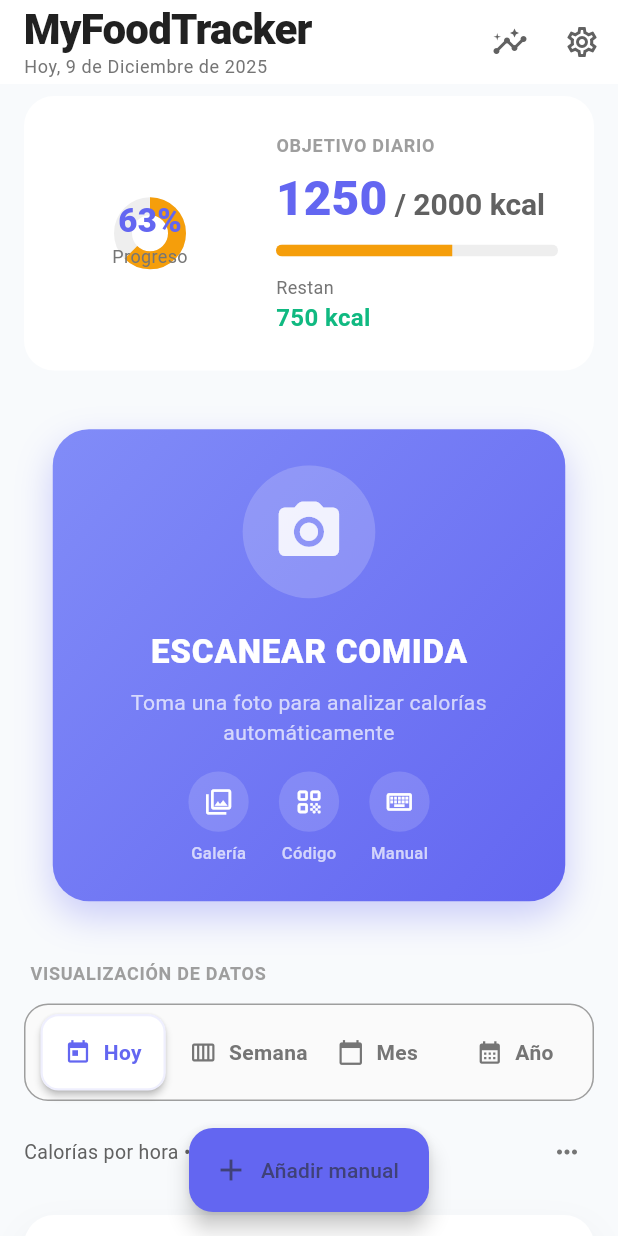
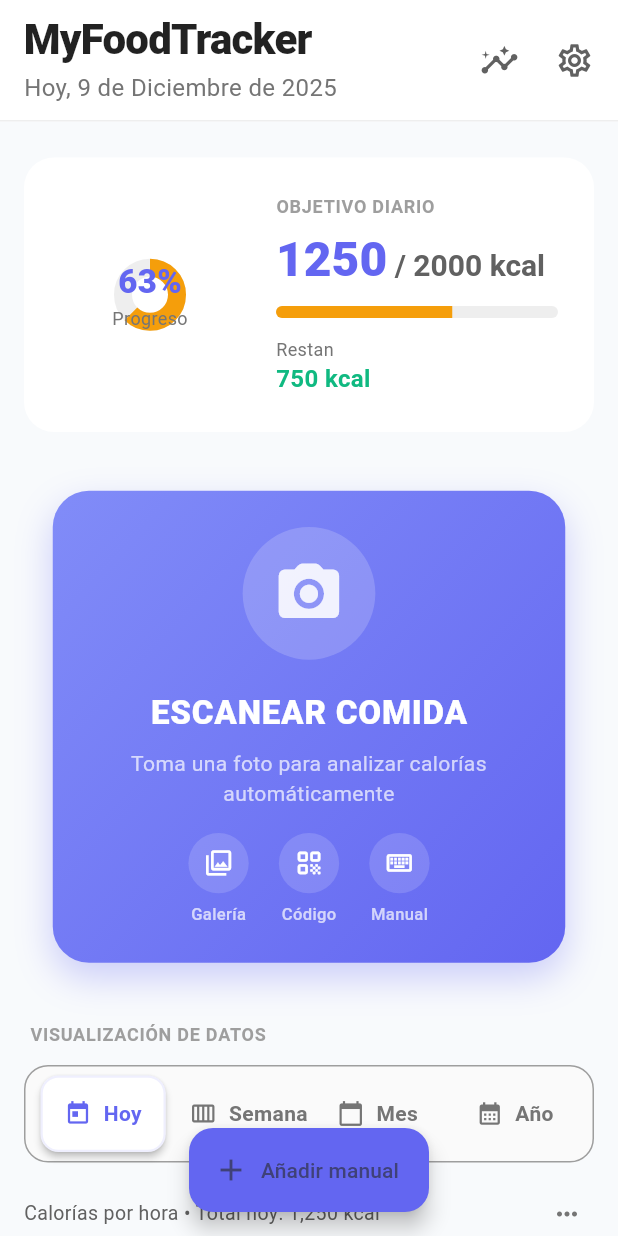
Before and after one commit to sergiosabater/myfoodtracker, a Flutter app: the screen it shows after launch, on a phone screen of 412 x 824 dp. Run offline on Flutter 3.47's test engine with Material 3 defaults, Android fonts, the phone set to English and light mode, and no system bars; drawn by our look-alikes of shimmer.

Commit message:
feat: improve home page header

```diff
--- a/lib/presentation/pages/home_page.dart
+++ b/lib/presentation/pages/home_page.dart
@@ -1,9 +1,9 @@
 import 'package:flutter/material.dart';
 import 'package:my_food_tracker/core/theme/app_theme.dart';
 import 'package:my_food_tracker/presentation/widgets/calorie_progress_card.dart';
+import 'package:my_food_tracker/presentation/widgets/scan_food_button.dart';
 import 'package:my_food_tracker/presentation/widgets/chart_selector.dart';
 import 'package:my_food_tracker/presentation/widgets/food_list.dart';
-import 'package:my_food_tracker/presentation/widgets/scan_food_button.dart';
 
 class HomePage extends StatefulWidget {
   const HomePage({super.key});
@@ -18,7 +18,12 @@ class _HomePageState extends State<HomePage> {
   final double consumedToday = 1250.0;
   final List<Map<String, dynamic>> todayFoods = [
     {'name': 'Manzana', 'calories': 95, 'time': '08:30', 'icon': '🍎'},
-    {'name': 'Sándwich de pavo', 'calories': 320, 'time': '13:15', 'icon': '🥪'},
+    {
+      'name': 'Sándwich de pavo',
+      'calories': 320,
+      'time': '13:15',
+      'icon': '🥪'
+    },
     {'name': 'Yogur griego', 'calories': 150, 'time': '11:00', 'icon': '🥛'},
     {'name': 'Ensalada César', 'calories': 450, 'time': '14:45', 'icon': '🥗'},
     {'name': 'Batido proteico', 'calories': 235, 'time': '18:20', 'icon': '🥤'},
@@ -28,45 +33,66 @@ class _HomePageState extends State<HomePage> {
   Widget build(BuildContext context) {
     return Scaffold(
       appBar: AppBar(
+        toolbarHeight: 80,
+        surfaceTintColor: Colors.transparent,
         title: Column(
           crossAxisAlignment: CrossAxisAlignment.start,
           children: [
-            const Text('MyFoodTracker'),
+            const Text(
+              'MyFoodTracker',
+              style: TextStyle(
+                fontSize: 28,
+                fontWeight: FontWeight.w800,
+                letterSpacing: -0.5,
+                color: Colors.black87,
+              ),
+            ),
+            const SizedBox(height: 4),
             Text(
               'Hoy, ${_formatDate(DateTime.now())}',
-              style: Theme.of(context).textTheme.bodySmall?.copyWith(
-                color: Colors.grey[600],
-              ),
+              style: Theme.of(context).textTheme.bodyMedium?.copyWith(
+                    color: Colors.grey[600],
+                    fontSize: 16,
+                  ),
             ),
           ],
         ),
         actions: [
           IconButton(
             icon: const Icon(Icons.insights_outlined),
+            iconSize: 26,
+            padding: const EdgeInsets.symmetric(horizontal: 16),
             onPressed: () {},
           ),
           IconButton(
             icon: const Icon(Icons.settings_outlined),
+            iconSize: 26,
+            padding: const EdgeInsets.only(right: 16, left: 8),
             onPressed: () {},
           ),
         ],
+        bottom: PreferredSize(
+          preferredSize: const Size.fromHeight(1),
+          child: Divider(
+            height: 1,
+            thickness: 1,
+            color: Colors.grey[200],
+          ),
+        ),
       ),
       body: SingleChildScrollView(
         child: Column(
           children: [
+            const SizedBox(height: 16),
             // Tarjeta de progreso diario
             CalorieProgressCard(
               consumed: consumedToday,
               goal: dailyGoal,
             ),
-
             const SizedBox(height: 24),
-
             // Botón principal para escanear comida
             const ScanFoodButton(),
-
             const SizedBox(height: 32),
-
             // Selector de gráficas
             Padding(
               padding: const EdgeInsets.symmetric(horizontal: 16),
@@ -76,9 +102,7 @@ class _HomePageState extends State<HomePage> {
                 },
               ),
             ),
-
             const SizedBox(height: 24),
-
             // Gráfica de líneas (placeholder por ahora)
             Container(
               height: 200,
@@ -88,7 +112,7 @@ class _HomePageState extends State<HomePage> {
                 borderRadius: BorderRadius.circular(20),
                 boxShadow: [
                   BoxShadow(
-                    color: Colors.black.withOpacity(0.05),
+                    color: Colors.black.withValues(alpha: 0.05),
                     blurRadius: 20,
                     offset: const Offset(0, 10),
                   ),
@@ -122,13 +146,10 @@ class _HomePageState extends State<HomePage> {
                 ),
               ),
             ),
-
             const SizedBox(height: 32),
-
             // Lista de alimentos del día
             FoodList(foods: todayFoods),
-
-            const SizedBox(height: 80), // Espacio para el FAB
+            const SizedBox(height: 100), // Espacio para el FAB
           ],
         ),
       ),
@@ -151,8 +172,18 @@ class _HomePageState extends State<HomePage> {
 
   String _getMonthName(int month) {
     const months = [
-      'Enero', 'Febrero', 'Marzo', 'Abril', 'Mayo', 'Junio',
-      'Julio', 'Agosto', 'Septiembre', 'Octubre', 'Noviembre', 'Diciembre'
+      'Enero',
+      'Febrero',
+      'Marzo',
+      'Abril',
+      'Mayo',
+      'Junio',
+      'Julio',
+      'Agosto',
+      'Septiembre',
+      'Octubre',
+      'Noviembre',
+      'Diciembre'
     ];
     return months[month - 1];
   }
```
